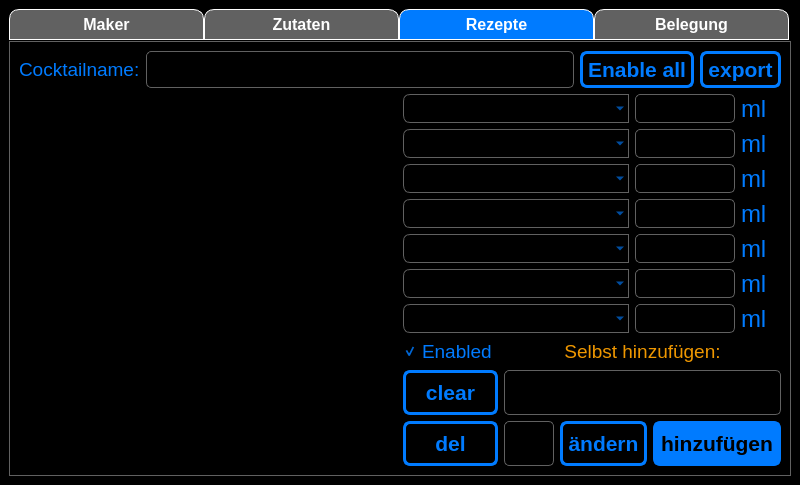
First picture: the form in src/ui_elements/Cocktailmanager_2.ui, repository AndreWohnsland/CocktailBerry, before the edit.
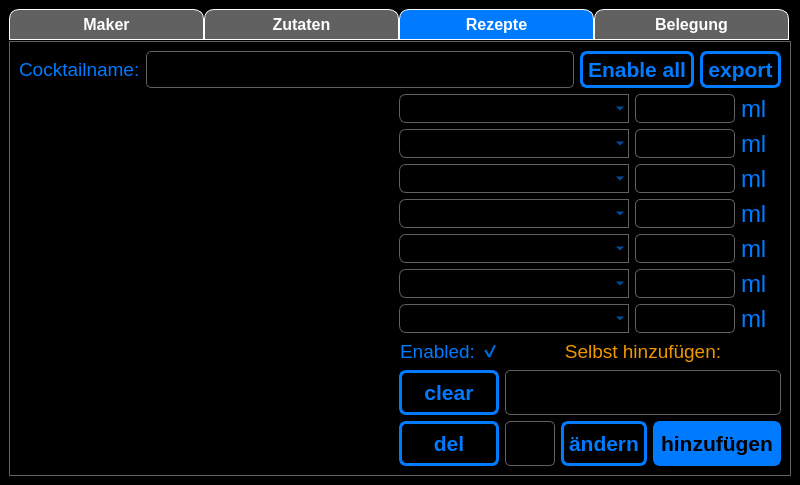
Second picture: the form after the edit. The open tabs and pages were chosen to show the change. Icons and pictures are not drawn. Custom widgets are drawn as their Qt base class.

Commit message: Switched sides of checkboxes

Patch:
```diff
--- a/src/ui_elements/Cocktailmanager_2.ui
+++ b/src/ui_elements/Cocktailmanager_2.ui
@@ -32,17 +32,18 @@
    <bool>false</bool>
   </property>
   <property name="styleSheet">
-   <string notr="true">QCheckBox::indicator:unchecked{
-   /* border: 2px solid rgb(200, 200, 200); */
+   <string notr="true">QCheckBox::indicator{
+    /*border: 1px solid rgb(120, 120, 120);
+	border-radius: 2px;*/
     width: 18px;
     height: 18px;
+}
+
+QCheckBox::indicator:unchecked{
 	image: url(./src/ui_elements/cross.png);
 }
 
 QCheckBox::indicator:checked{
-   /*border: 2px solid rgb(200, 200, 200); */
-    width: 18px;
-    height: 18px;
 	background-color: rgb(200, 200, 200);
 	image: url(./src/ui_elements/check.png);
 }
@@ -2214,13 +2215,14 @@
                   <property name="font">
                    <font>
                     <pointsize>14</pointsize>
+                    <strikeout>false</strikeout>
                    </font>
                   </property>
                   <property name="layoutDirection">
-                   <enum>Qt::LeftToRight</enum>
+                   <enum>Qt::RightToLeft</enum>
                   </property>
                   <property name="text">
-                   <string>Enabled</string>
+                   <string>Enabled:</string>
                   </property>
                   <property name="checked">
                    <bool>true</bool>
```
Left out of the diff: 4 changed lines with no effect on the pictures. The commit also changes 2 other files.
